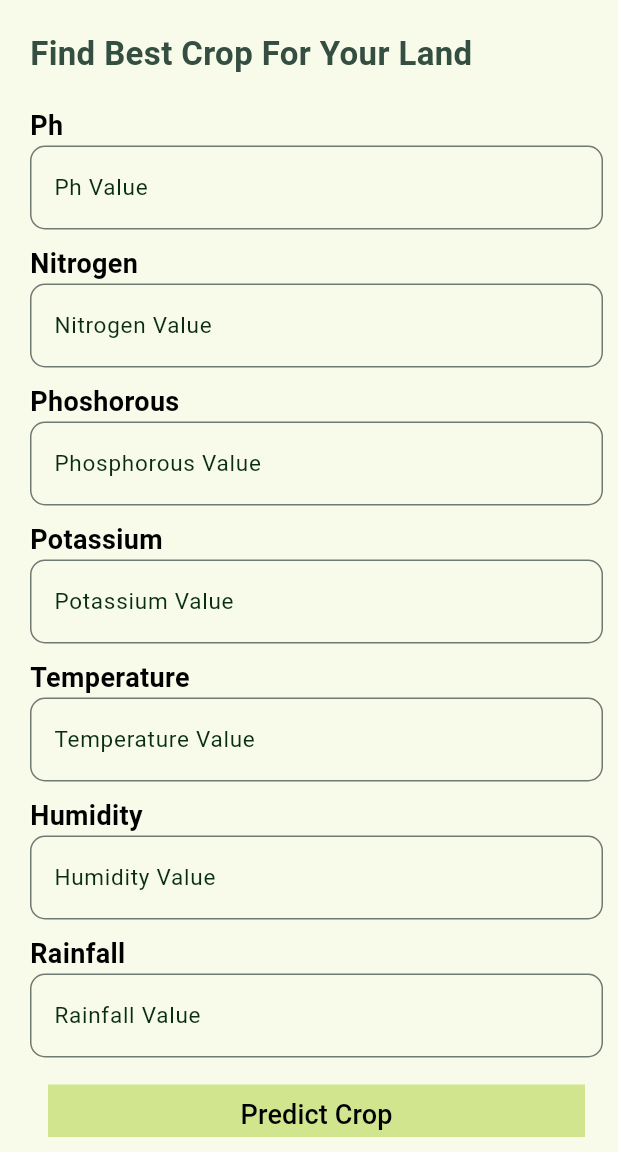
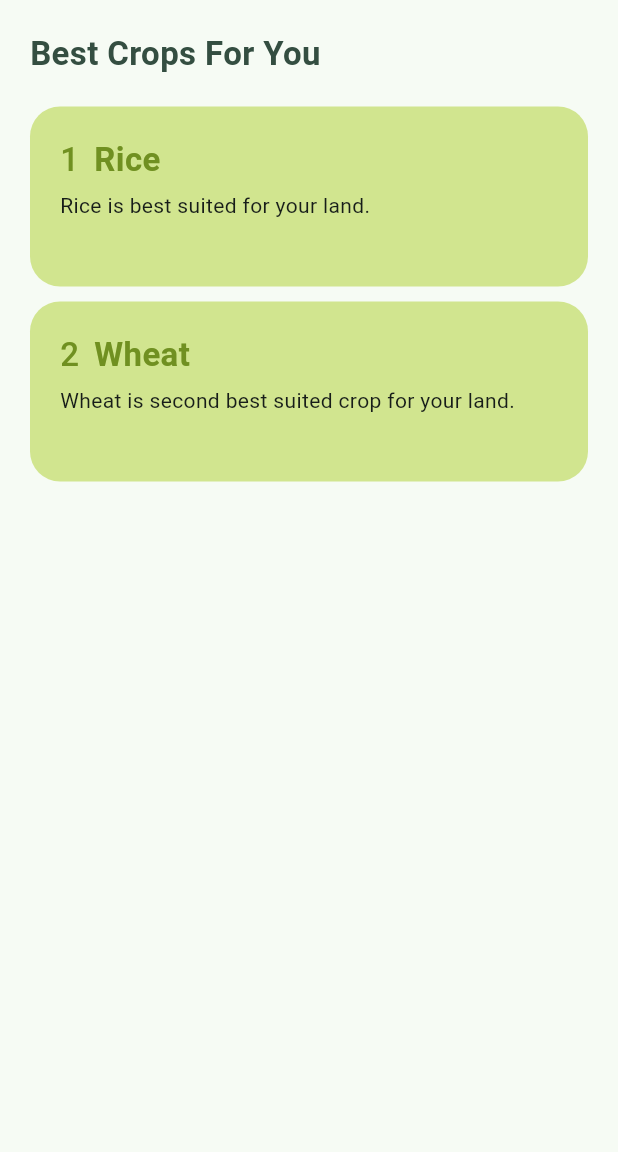
Before and after one commit to Venture-Xs/Fasal_App, a Flutter app: the CropPrediction screen opened directly, after a tap on "Predict Crop", on a phone screen of 412 x 824 dp, the part 84-1236 px from its top. Run offline on Flutter 3.47's test engine with Material 3 defaults, Android fonts, the light colour scheme and no system bars; our stand-ins replace page_transition, weather.

Commit message:
Prediction Result Page

```diff
--- a/lib/pages/HomePage/home_page.dart
+++ b/lib/pages/HomePage/home_page.dart
@@ -27,6 +27,17 @@ class HomePage extends StatelessWidget {
                                 color: Color.fromARGB(255, 52, 78, 65),
                               ),
                             ),
+                            SizedBox(
+                              height: 10,
+                            ),
+                            Text(
+                              "Current Croping Status",
+                              style: TextStyle(
+                                fontSize: 18,
+                                fontWeight: FontWeight.w600,
+                                color: Color.fromARGB(255, 64, 99, 82),
+                              ),
+                            )
                           ]),
                     ],
                   ),
--- /dev/null
+++ b/lib/pages/HomePageOptions/CropPrediction/Components/result_tile.dart
@@ -0,0 +1,54 @@
+import 'package:flutter/material.dart';
+
+class ResultTile extends StatefulWidget {
+  String number;
+  String name;
+  String desc;
+  ResultTile(
+      {super.key,
+      required this.number,
+      required this.name,
+      required this.desc});
+
+  @override
+  State<ResultTile> createState() => _ResultTileState();
+}
+
+class _ResultTileState extends State<ResultTile> {
+  @override
+  Widget build(BuildContext context) {
+    return Container(
+      height: 120,
+      width: MediaQuery.of(context).size.width,
+      margin: const EdgeInsets.only(bottom: 10),
+      padding: EdgeInsets.all(20),
+      decoration: BoxDecoration(
+        color: const Color.fromARGB(255, 209, 229, 143),
+        borderRadius: BorderRadius.circular(20),
+      ),
+      child: Column(children: [
+        Row(
+          children: [
+            Text(widget.number,
+                style: TextStyle(
+                    fontSize: 22,
+                    fontWeight: FontWeight.w500,
+                    color: Color.fromARGB(255, 112, 144, 33))),
+            SizedBox(
+              width: 10,
+            ),
+            Text(widget.name,
+                style: TextStyle(
+                    fontSize: 22,
+                    fontWeight: FontWeight.bold,
+                    color: Color.fromARGB(255, 112, 144, 33))),
+          ],
+        ),
+        SizedBox(
+          height: 5,
+        ),
+        Align(alignment: Alignment.bottomLeft, child: Text(widget.desc)),
+      ]),
+    );
+  }
+}
--- a/lib/pages/HomePageOptions/CropPrediction/crop_prediction.dart
+++ b/lib/pages/HomePageOptions/CropPrediction/crop_prediction.dart
@@ -1,4 +1,6 @@
+import 'package:fasal_app/pages/HomePageOptions/CropPrediction/prediction_result.dart';
 import 'package:flutter/material.dart';
+import 'package:page_transition/page_transition.dart';
 
 class CropPrediction extends StatefulWidget {
   const CropPrediction({super.key});
@@ -53,11 +55,11 @@ class _CropPredictionState extends State<CropPrediction> {
             child: Column(
               crossAxisAlignment: CrossAxisAlignment.start,
               children: [
-                Text("Find Best Crop For Your Land",
+                Text("Farm Analysis",
                     style: TextStyle(
                       fontSize: 22,
                       fontWeight: FontWeight.w600,
-                      color: const Color.fromARGB(255, 52, 78, 65),
+                      color: Color.fromARGB(255, 52, 78, 65),
                     )),
                 const SizedBox(height: 20),
 
@@ -280,7 +282,17 @@ class _CropPredictionState extends State<CropPrediction> {
                 //Button
                 Center(
                     child: TextButton(
-                  onPressed: () {},
+                  onPressed: () {
+                    //Put Condition here and pass result into the result page
+                    Navigator.push(
+                        context,
+                        PageTransition(
+                            type: PageTransitionType.rightToLeft,
+                            child: PredicitionResult(),
+                            duration: const Duration(milliseconds: 250),
+                            reverseDuration:
+                                const Duration(microseconds: 500)));
+                  },
                   style: ButtonStyle(),
                   child: Container(
                     width: double.infinity,
--- /dev/null
+++ b/lib/pages/HomePageOptions/CropPrediction/prediction_result.dart
@@ -0,0 +1,90 @@
+import 'package:fasal_app/pages/HomePageOptions/CropPrediction/Components/result_tile.dart';
+import 'package:flutter/material.dart';
+
+class PredicitionResult extends StatefulWidget {
+  const PredicitionResult({super.key});
+
+  @override
+  State<PredicitionResult> createState() => _PredicitionResultState();
+}
+
+class _PredicitionResultState extends State<PredicitionResult> {
+  List<Map> list = [
+    {
+      "number": "1",
+      "name": "Rice",
+      "desc": "Rice is best suited for your land.",
+    },
+    {
+      "number": "2",
+      "name": "Wheat",
+      "desc": "Wheat is second best suited crop for your land.",
+    }
+  ];
+
+  @override
+  Widget build(BuildContext context) {
+    return Scaffold(
+      appBar: AppBar(
+        elevation: 0,
+        leading: IconButton(
+          onPressed: () {
+            Navigator.pop(context);
+          },
+          icon: const Icon(
+            Icons.arrow_back_ios,
+            color: Colors.black,
+          ),
+        ),
+        title: const Center(child: Text("Fasal")),
+        actions: [
+          IconButton(
+            onPressed: () {},
+            icon: const Icon(
+              Icons.notifications_none_sharp,
+              color: Colors.black,
+            ),
+          ),
+        ],
+        backgroundColor: const Color.fromARGB(255, 248, 251, 234),
+      ),
+      body: Container(
+        height: MediaQuery.of(context).size.height,
+        width: MediaQuery.of(context).size.width,
+        padding: EdgeInsets.fromLTRB(20, 20, 10, 10),
+        child: SingleChildScrollView(
+          child: Column(
+            mainAxisAlignment: MainAxisAlignment.start,
+            crossAxisAlignment: CrossAxisAlignment.start,
+            children: [
+              Text("Best Crops For You",
+                  style: TextStyle(
+                    fontSize: 22,
+                    fontWeight: FontWeight.w600,
+                    color: Color.fromARGB(255, 52, 78, 65),
+                  )),
+              SizedBox(
+                height: 20,
+              ),
+
+              //List builder view
+              Container(
+                height: MediaQuery.of(context).size.height - 200,
+                width: MediaQuery.of(context).size.width - 40,
+                child: ListView.builder(
+                  itemCount: list.length,
+                  itemBuilder: (BuildContext context, int index) {
+                    return ResultTile(
+                        number: list[index]["number"],
+                        name: list[index]["name"],
+                        desc: list[index]["desc"]);
+                  },
+                ),
+              ),
+            ],
+          ),
+        ),
+      ),
+    );
+  }
+}
```
